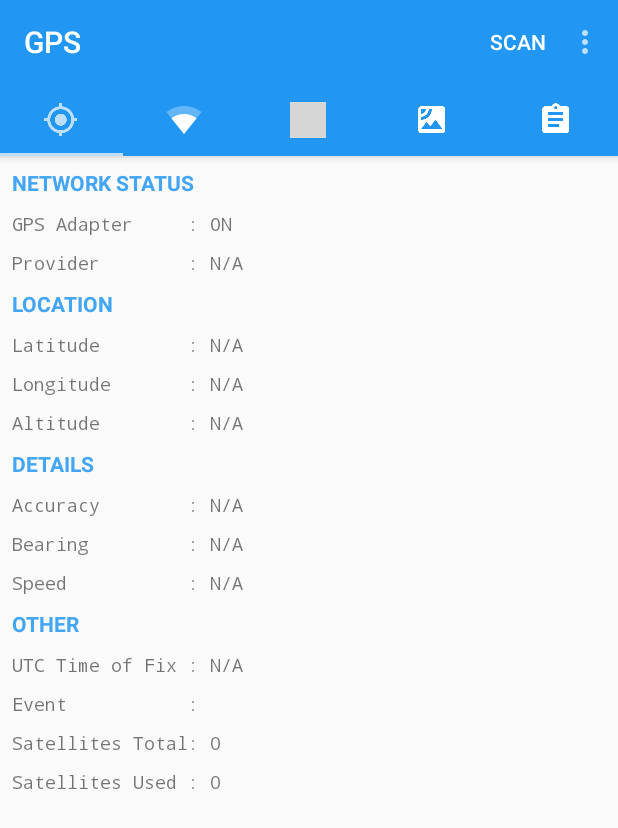
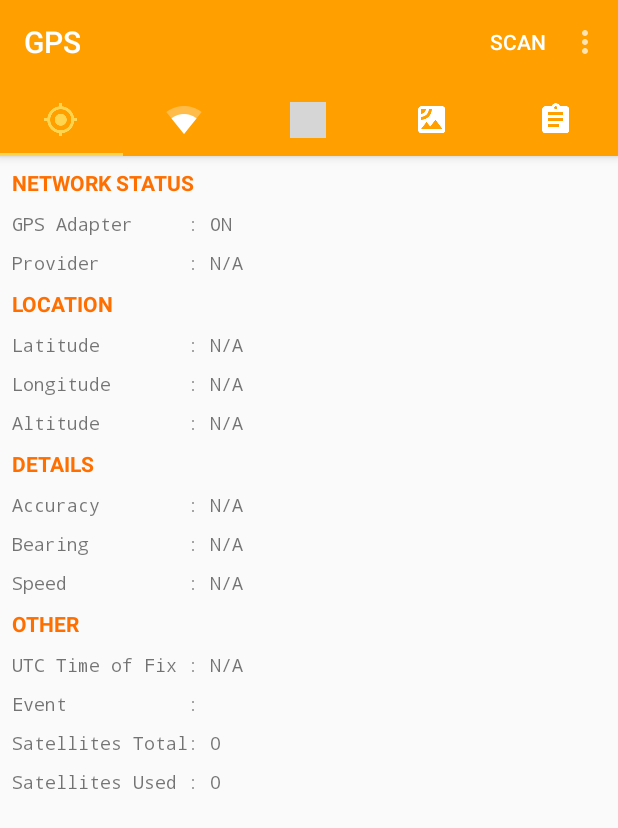
Before and after one commit to MikeFot/Android--Location-Manager-Viewer, an Android app: the screen it shows after launch (MainActivity), on a phone screen of 412 x 824 dp. Shown: the top 828 px of the screen. Run offline under Robolectric (Android 15) with nearby library versions, the phone set to English and light mode, and no system bars; our stand-ins replace ButterKnife; libraries missing offline, so code that uses them is left out: com.anthonycr.grant, com.crashlytics.android, io.fabric.sdk; 4 statements that could not run were skipped; grey boxes are pictures that could not be loaded.

Commit message:
Rethemed the app

```diff
--- a/app/src/main/res/layout/list_item_view_header.xml
+++ b/app/src/main/res/layout/list_item_view_header.xml
@@ -11,7 +11,7 @@
         android:layout_width="match_parent"
         android:layout_height="wrap_content"
         android:textAllCaps="true"
-        android:textColor="@color/md_blue_400"
+        android:textColor="@color/primary_dark"
         android:textStyle="bold" />
 
 </LinearLayout>
--- a/app/src/main/res/values/colors.xml
+++ b/app/src/main/res/values/colors.xml
@@ -6,10 +6,10 @@
     <color name="light_gray">#AFFFFFFF</color>
 
 
-    <color name="primary">@color/md_blue_500</color>
-    <color name="primary_dark">@color/md_blue_700</color>
-    <color name="primary_light">@color/md_blue_100</color>
-    <color name="accent">@color/md_light_blue_300</color>
+    <color name="primary">@color/md_amber_700</color>
+    <color name="primary_dark">@color/md_amber_900</color>
+    <color name="primary_light">@color/md_amber_300</color>
+    <color name="accent">@color/md_yellow_700</color>
 
     <color name="primary_text">@color/md_grey_900</color>
     <color name="secondary_text">@color/md_grey_600</color>
```
